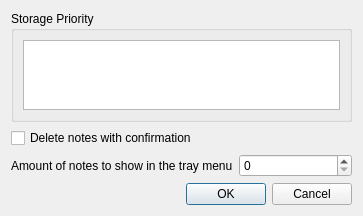
This is optionsdlg.ui in Ri0n/QtNote as Qt 5 draws it before an edit. The edited form follows.
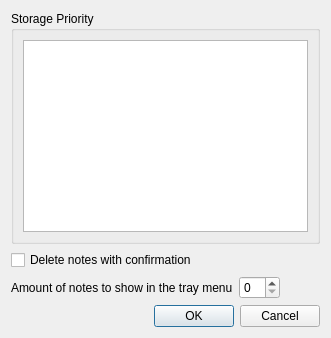
This is the edited form. Icons and pictures are not drawn.

Commit message: smaller options dialog

```diff
--- a/optionsdlg.ui
+++ b/optionsdlg.ui
@@ -2,14 +2,6 @@
 <ui version="4.0">
  <class>OptionsDlg</class>
  <widget class="QDialog" name="OptionsDlg">
-  <property name="geometry">
-   <rect>
-    <x>0</x>
-    <y>0</y>
-    <width>363</width>
-    <height>214</height>
-   </rect>
-  </property>
   <property name="windowTitle">
    <string>QtNote Options</string>
   </property>
@@ -56,6 +48,19 @@
      <item>
       <widget class="QSpinBox" name="spMenuNotesAmount"/>
      </item>
+     <item>
+      <spacer name="horizontalSpacer">
+       <property name="orientation">
+        <enum>Qt::Horizontal</enum>
+       </property>
+       <property name="sizeHint" stdset="0">
+        <size>
+         <width>40</width>
+         <height>20</height>
+        </size>
+       </property>
+      </spacer>
+     </item>
     </layout>
    </item>
    <item>
```
The commit also changes 1 other file.
